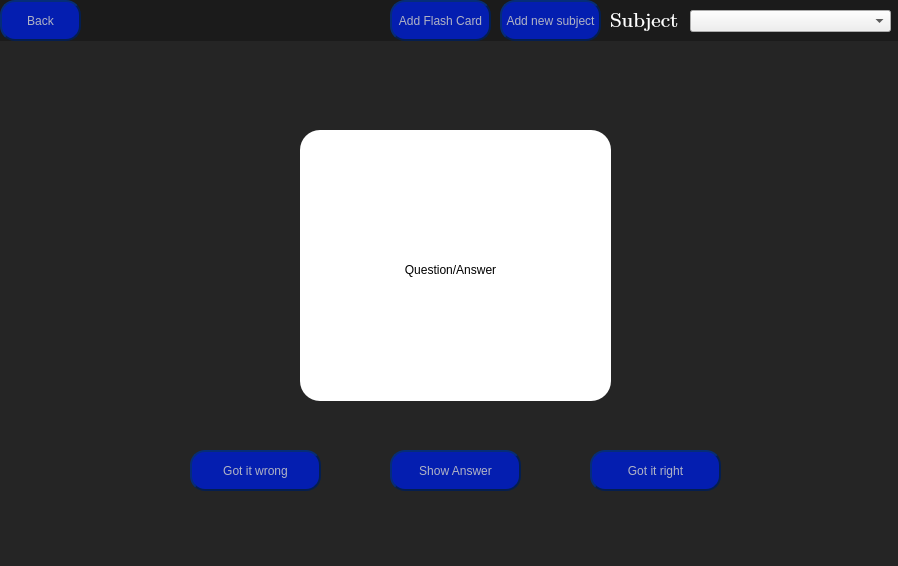
Old version of the form StudySphere/StudySphere.ui in the repository AlexOfRivia/Hackathon-WFIS.
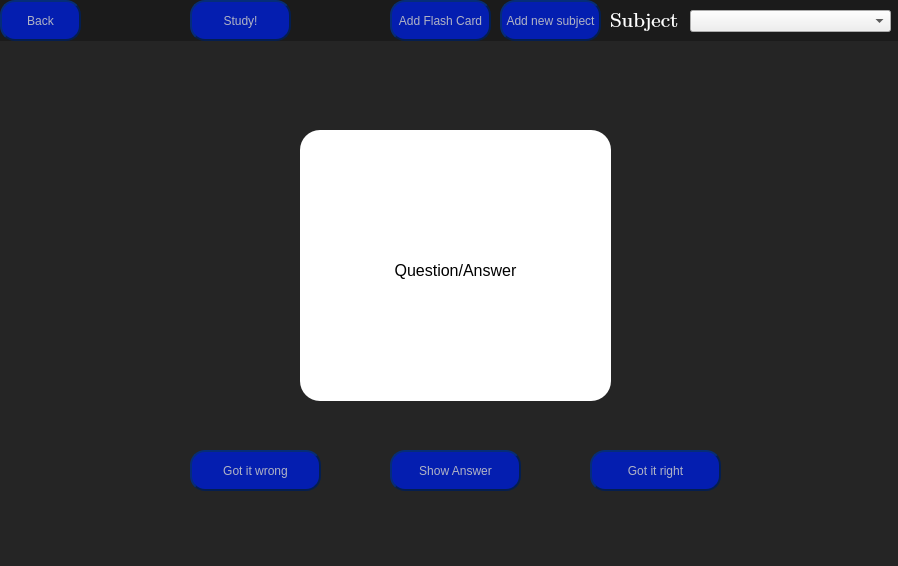
New version of the form.

Commit message: flash cards are starting to work :DDD

What changed in the file:
```diff
--- a/StudySphere/StudySphere.ui
+++ b/StudySphere/StudySphere.ui
@@ -331,6 +331,44 @@
         <string>Add Flash Card</string>
        </property>
       </widget>
+      <widget class="QPushButton" name="studyButton">
+       <property name="geometry">
+        <rect>
+         <x>190</x>
+         <y>0</y>
+         <width>101</width>
+         <height>41</height>
+        </rect>
+       </property>
+       <property name="styleSheet">
+        <string notr="true">QPushButton{
+	font: 700 10pt &quot;Cambria Math&quot;;
+	color: rgba(200,200,200,225);
+	background-color: rgba(4,30,176,255);		
+	border-radius: 15px;
+	border-style: outset;
+    border-width: 2px;
+    border-color: rgba(4,30,80,255);	
+}
+QPushButton:Hover
+{
+	background-color: rgba(4,30,146,255);	
+	border: inset;
+}
+QPushButton:Pressed
+{
+	background-color: rgba(4,30,120,255);	
+	border: inset;
+}
+
+
+
+</string>
+       </property>
+       <property name="text">
+        <string>Study!</string>
+       </property>
+      </widget>
      </widget>
      <widget class="QFrame" name="calendarFrame">
       <property name="geometry">
@@ -516,12 +554,19 @@
          <rect>
           <x>20</x>
           <y>20</y>
-          <width>261</width>
+          <width>271</width>
           <height>241</height>
          </rect>
         </property>
         <property name="text">
-         <string>&lt;html&gt;&lt;head/&gt;&lt;body&gt;&lt;p align=&quot;center&quot;&gt;Question/Answer&lt;/p&gt;&lt;/body&gt;&lt;/html&gt;</string>
+         <string>&lt;!DOCTYPE HTML PUBLIC &quot;-//W3C//DTD HTML 4.0//EN&quot; &quot;http://www.w3.org/TR/REC-html40/strict.dtd&quot;&gt;
+&lt;html&gt;&lt;head&gt;&lt;meta name=&quot;qrichtext&quot; content=&quot;1&quot; /&gt;&lt;meta charset=&quot;utf-8&quot; /&gt;&lt;style type=&quot;text/css&quot;&gt;
+p, li { white-space: pre-wrap; }
+hr { height: 1px; border-width: 0; }
+li.unchecked::marker { content: &quot;\2610&quot;; }
+li.checked::marker { content: &quot;\2612&quot;; }
+&lt;/style&gt;&lt;/head&gt;&lt;body style=&quot; font-family:'Segoe UI'; font-size:9pt; font-weight:400; font-style:normal;&quot;&gt;
+&lt;p align=&quot;center&quot; style=&quot; margin-top:12px; margin-bottom:12px; margin-left:0px; margin-right:0px; -qt-block-indent:0; text-indent:0px;&quot;&gt;&lt;span style=&quot; font-size:12pt;&quot;&gt;Question/Answer&lt;/span&gt;&lt;/p&gt;&lt;/body&gt;&lt;/html&gt;</string>
         </property>
        </widget>
       </widget>
```
Left out of the diff: 2 changed lines with no effect on the pictures. The commit also changes 2 other files.
